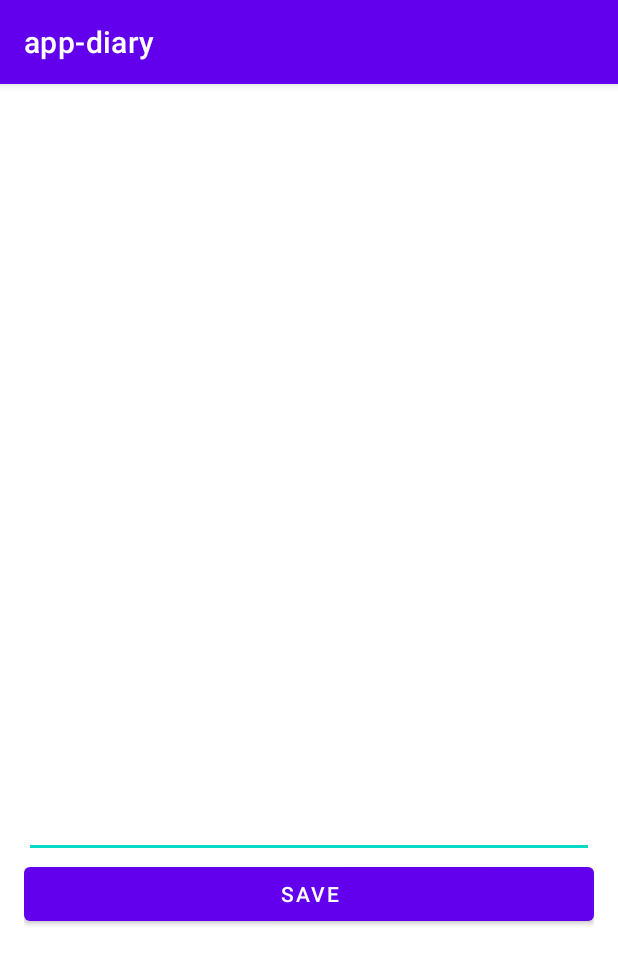
After one commit to weixuefeng/app-dairy, an Android app: the fragment EditDairyFragment shown on its own in the app's theme, on a phone screen of 412 x 824 dp. The commit adds this screen. Shown: the top 964 px of the screen. Run offline under Robolectric (Android 15) with nearby library versions, the phone set to English and light mode, and no system bars; our stand-ins replace Dagger/Hilt's generated code.

Commit message:
add home and edit dairy fragment

```diff
--- a/app/build.gradle
+++ b/app/build.gradle
@@ -57,4 +57,6 @@ dependencies {
     // Room
     implementation "androidx.room:room-runtime:2.2.5"
     kapt "androidx.room:room-compiler:2.2.5"
+    // adapter
+    implementation 'com.github.CymChad:BaseRecyclerViewAdapterHelper:3.0.4'
 }
--- a/app/src/main/AndroidManifest.xml
+++ b/app/src/main/AndroidManifest.xml
@@ -10,7 +10,7 @@
         android:roundIcon="@mipmap/ic_launcher_round"
         android:supportsRtl="true"
         android:theme="@style/Theme.Appdiary">
-        <activity android:name=".ui.MainActivity">
+        <activity android:name=".ui.HomeActivity">
             <intent-filter>
                 <action android:name="android.intent.action.MAIN" />
 
--- /dev/null
+++ b/app/src/main/java/com/explorer/diary/ui/BaseFragment.kt
@@ -0,0 +1,40 @@
+package com.explorer.diary.ui
+
+import android.content.Context
+import android.os.Bundle
+import android.view.LayoutInflater
+import android.view.View
+import android.view.ViewGroup
+import androidx.annotation.LayoutRes
+import androidx.fragment.app.Fragment
+
+/**
+ * @author weixuefeng@lubangame.com
+ * @version $
+ * @time: 2020/11/5--2:23 PM
+ * @description
+ * @copyright (c) 2020 Newton Foundation. All rights reserved.
+ */
+abstract class BaseFragment: Fragment() {
+
+    lateinit var mContext: Context
+
+    override fun onCreateView(
+        inflater: LayoutInflater,
+        container: ViewGroup?,
+        savedInstanceState: Bundle?
+    ): View? {
+        mContext = context!!
+        return inflater.inflate(getLayout(), container, false)
+    }
+
+    override fun onViewCreated(view: View, savedInstanceState: Bundle?) {
+        super.onViewCreated(view, savedInstanceState)
+        initViews()
+    }
+
+    abstract fun getLayout(): Int
+
+    abstract fun initViews()
+
+}
--- /dev/null
+++ b/app/src/main/java/com/explorer/diary/ui/EditDairyFragment.kt
@@ -0,0 +1,31 @@
+package com.explorer.diary.ui
+
+import com.explorer.diary.R
+import com.explorer.diary.data.Record
+import com.explorer.diary.data.RecordDataSource
+import dagger.hilt.android.AndroidEntryPoint
+import kotlinx.android.synthetic.main.fragment_edit_dairy.*
+import javax.inject.Inject
+
+/**
+ * @author weixuefeng@lubangame.com
+ * @version $
+ * @time: 2020/11/5--2:25 PM
+ * @description
+ * @copyright (c) 2020 Newton Foundation. All rights reserved.
+ */
+@AndroidEntryPoint
+class EditDairyFragment: BaseFragment() {
+
+    @Inject lateinit var recordDataSource: RecordDataSource
+
+    override fun getLayout(): Int = R.layout.fragment_edit_dairy
+
+    override fun initViews() {
+        saveButton.setOnClickListener {
+            val toString = editText.text.toString()
+            val record = Record(toString, System.currentTimeMillis())
+            recordDataSource.addRecord(record)
+        }
+    }
+}
--- /dev/null
+++ b/app/src/main/res/layout/fragment_edit_dairy.xml
@@ -0,0 +1,20 @@
+<?xml version="1.0" encoding="utf-8"?>
+<androidx.constraintlayout.widget.ConstraintLayout xmlns:android="http://schemas.android.com/apk/res/android"
+    android:layout_width="match_parent"
+    android:layout_height="match_parent"
+    android:padding="16dp"
+    xmlns:app="http://schemas.android.com/apk/res-auto">
+    <EditText
+        android:id="@+id/editText"
+        app:layout_constraintTop_toTopOf="parent"
+        android:layout_width="match_parent"
+        android:layout_height="500dp"/>
+    <com.google.android.material.button.MaterialButton
+        android:id="@+id/saveButton"
+        android:layout_width="match_parent"
+        android:layout_height="wrap_content"
+        app:layout_constraintTop_toBottomOf="@id/editText"
+        android:text="@string/save"
+        />
+
+</androidx.constraintlayout.widget.ConstraintLayout>
```
Also changed, not shown: app/src/main/java/com/explorer/diary/di/NavigationModule.kt (added, +23 -0 lines), app/src/main/java/com/explorer/diary/navigator/AppNavigator.kt (added, +33 -0 lines), app/src/main/java/com/explorer/diary/navigator/AppNavigatorImpl.kt (added, +41 -0 lines), app/src/main/java/com/explorer/diary/ui/BaseActivity.kt (added, +13 -0 lines), app/src/main/java/com/explorer/diary/ui/HomeActivity.kt (added, +30 -0 lines), app/src/main/java/com/explorer/diary/ui/HomeFragment.kt (added, +47 -0 lines), app/src/main/java/com/explorer/diary/ui/MainActivity.kt (deleted, +0 -29 lines), app/src/main/java/com/explorer/diary/ui/SplashActivity.kt (added, +11 -0 lines), app/src/main/java/com/explorer/diary/ui/adapter/RecordAdapter.kt (added, +22 -0 lines), app/src/main/res/layout/activity_main.xml (+4 -27 lines), app/src/main/res/layout/fragment_home.xml (added, +22 -0 lines), app/src/main/res/layout/item_record.xml (added, +19 -0 lines), app/src/main/res/values/dimens.xml (added, +7 -0 lines).
